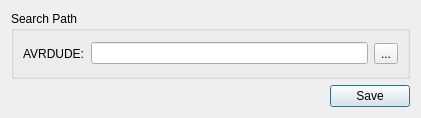
Qt form settings.ui (Barcley1990/QtAVR) before a commit.
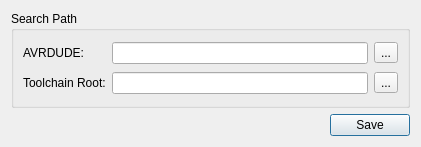
The same form after that commit.

Commit message: Added settings for AVRDUDE and toolchain main.

```diff
--- a/settings.ui
+++ b/settings.ui
@@ -7,13 +7,13 @@
     <x>0</x>
     <y>0</y>
     <width>421</width>
-    <height>118</height>
+    <height>147</height>
    </rect>
   </property>
   <property name="windowTitle">
    <string>User Settings</string>
   </property>
-  <layout class="QHBoxLayout" name="horizontalLayout_4">
+  <layout class="QHBoxLayout" name="horizontalLayout">
    <item>
     <layout class="QVBoxLayout" name="verticalLayout">
      <item>
@@ -23,24 +23,41 @@
        </property>
        <layout class="QHBoxLayout" name="horizontalLayout_2">
         <item>
-         <layout class="QHBoxLayout" name="horizontalLayout">
-          <item>
+         <layout class="QGridLayout" name="gridLayout">
+          <item row="0" column="1">
+           <widget class="QLineEdit" name="lineEditPathAvrdude"/>
+          </item>
+          <item row="0" column="0">
            <widget class="QLabel" name="label">
             <property name="text">
              <string>AVRDUDE:</string>
             </property>
            </widget>
           </item>
-          <item>
-           <widget class="QLineEdit" name="lineEditPathAvrdude"/>
+          <item row="1" column="1">
+           <widget class="QLineEdit" name="lineEditPathToolchainRoot"/>
           </item>
-          <item>
+          <item row="1" column="0">
+           <widget class="QLabel" name="label_2">
+            <property name="text">
+             <string>Toolchain Root:</string>
+            </property>
+           </widget>
+          </item>
+          <item row="0" column="2">
            <widget class="QToolButton" name="toolButtonPathAvrdude">
             <property name="text">
              <string>...</string>
             </property>
            </widget>
           </item>
+          <item row="1" column="2">
+           <widget class="QToolButton" name="toolButtonPathToolchainRoot">
+            <property name="text">
+             <string>...</string>
+            </property>
+           </widget>
+          </item>
          </layout>
         </item>
        </layout>
```
The commit also changes 4 other files.
